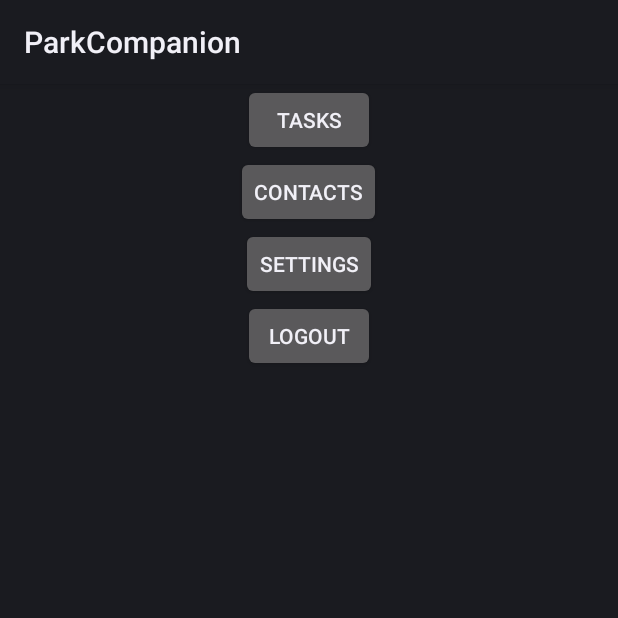
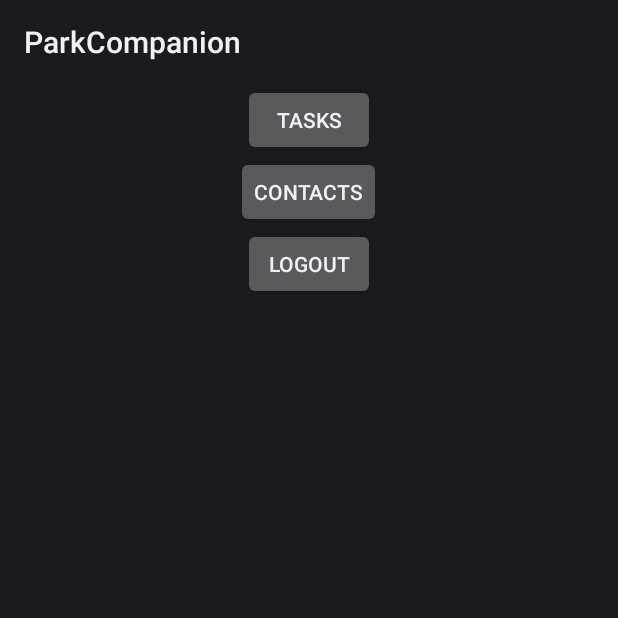
Before and after one commit to knappjf/ParkCompanion, an Android app: the MainMenuActivity screen opened directly, with no data from a screen before it, on a phone screen of 412 x 824 dp, the top half of it. Run offline under Robolectric (Android 15) with nearby library versions, the phone set to English and light mode, and no system bars.

Commit message:
bug fixes

```diff
--- a/app/src/main/java/info/jfknapp/parkcompanion/menu/MainMenuActivity.java
+++ b/app/src/main/java/info/jfknapp/parkcompanion/menu/MainMenuActivity.java
@@ -7,9 +7,7 @@ import android.view.View;
 
 import info.jfknapp.parkcompanion.R;
 import info.jfknapp.parkcompanion.contacts.ContactListActivity;
-import info.jfknapp.parkcompanion.settings.SettingsActivity;
 import info.jfknapp.parkcompanion.tasks.TaskListActivity;
-import info.jfknapp.parkcompanion.util.Session;
 
 public class MainMenuActivity extends Activity{
     @Override
@@ -28,10 +26,6 @@ public class MainMenuActivity extends Activity{
         startActivity(intent);
     }
 
-    public void onSettingsButton(View v){
-        Intent intent = new Intent(this, SettingsActivity.class);
-        startActivity(intent);
-    }
 
     public void onLogoutButton(View v) {
         finish();
--- a/app/src/main/java/info/jfknapp/parkcompanion/tasks/TaskEditActivity.java
+++ b/app/src/main/java/info/jfknapp/parkcompanion/tasks/TaskEditActivity.java
@@ -24,7 +24,7 @@ public class TaskEditActivity extends Activity {
     }
 
     public void onSaveButton(View v) {
-        EditText name = (EditText) findViewById(R.id.task_park_edittext);
+        EditText name = (EditText) findViewById(R.id.task_name_edittext);
         EditText park = (EditText) findViewById(R.id.task_park_edittext);
         EditText description = (EditText) findViewById(R.id.task_description_edittext);
 
--- a/app/src/main/res/layout/activity_main_menu.xml
+++ b/app/src/main/res/layout/activity_main_menu.xml
@@ -28,13 +28,6 @@
     <Button
         android:layout_width="wrap_content"
         android:layout_height="wrap_content"
-        android:text="@string/settings_button"
-        android:layout_gravity="center_horizontal"
-        android:onClick="onSettingsButton"/>
-
-    <Button
-        android:layout_width="wrap_content"
-        android:layout_height="wrap_content"
         android:text="@string/logout_button"
         android:layout_gravity="center_horizontal"
         android:onClick="onLogoutButton"/>
--- a/app/src/main/res/layout/activity_settings.xml
+++ /dev/null
@@ -1,6 +0,0 @@
-<?xml version="1.0" encoding="utf-8"?>
-<LinearLayout xmlns:android="http://schemas.android.com/apk/res/android"
-    android:orientation="vertical" android:layout_width="match_parent"
-    android:layout_height="match_parent">
-
-</LinearLayout>
```
